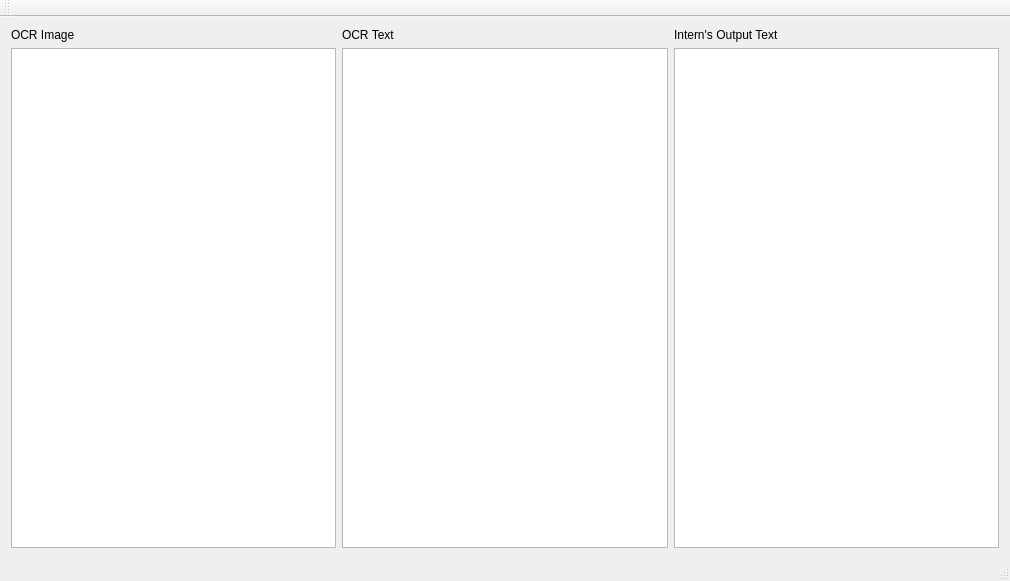
The window that FrameWorkCode/interndiffview.ui (UDAAN-LEAP/leap-pe-tool) describes before a commit, drawn with Qt 5.
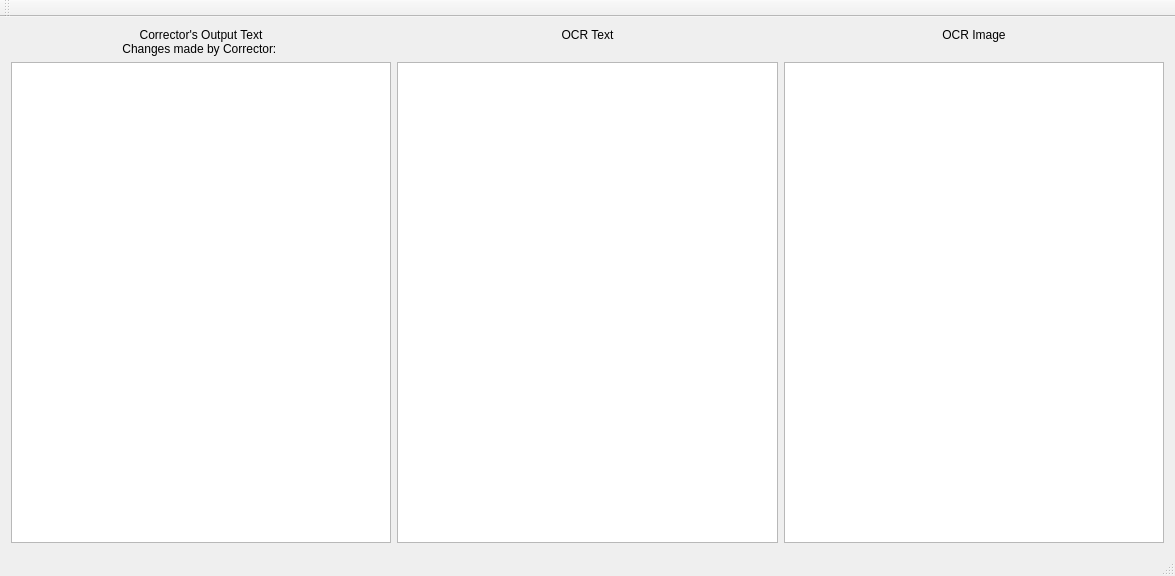
The same window after the commit.

The edit to the form file:
```diff
--- a/FrameWorkCode/interndiffview.ui
+++ b/FrameWorkCode/interndiffview.ui
@@ -6,76 +6,113 @@
    <rect>
     <x>0</x>
     <y>0</y>
-    <width>1010</width>
-    <height>581</height>
+    <width>1175</width>
+    <height>576</height>
    </rect>
   </property>
   <property name="windowTitle">
    <string>InternDiffView</string>
   </property>
   <widget class="QWidget" name="centralWidget">
-   <layout class="QGridLayout" name="gridLayout">
-    <item row="0" column="0">
-     <layout class="QHBoxLayout" name="horizontalLayout">
+   <layout class="QHBoxLayout" name="horizontalLayout">
+    <item>
+     <layout class="QVBoxLayout" name="verticalLayout_3">
       <item>
-       <layout class="QVBoxLayout" name="verticalLayout">
-        <item>
-         <widget class="QLabel" name="label">
-          <property name="text">
-           <string>OCR Image</string>
-          </property>
-         </widget>
-        </item>
-        <item>
-         <widget class="QGraphicsView" name="graphicsView"/>
-        </item>
-       </layout>
+       <widget class="QLabel" name="InternLabel">
+        <property name="text">
+         <string>Corrector's Output Text
+Changes made by Corrector: </string>
+        </property>
+        <property name="alignment">
+         <set>Qt::AlignCenter</set>
+        </property>
+       </widget>
       </item>
       <item>
-       <layout class="QVBoxLayout" name="verticalLayout_2">
-        <item>
-         <widget class="QLabel" name="label_2">
-          <property name="text">
-           <string>OCR Text</string>
-          </property>
-         </widget>
-        </item>
-        <item>
-         <widget class="QTextBrowser" name="ocroutput">
-          <property name="font">
-           <font>
-            <family>Shobhika Bold</family>
-            <pointsize>16</pointsize>
-            <weight>75</weight>
-            <bold>true</bold>
-           </font>
-          </property>
-         </widget>
-        </item>
-       </layout>
+       <widget class="QTextBrowser" name="current">
+        <property name="font">
+         <font>
+          <family>Shobhika</family>
+          <pointsize>14</pointsize>
+          <weight>75</weight>
+          <bold>true</bold>
+         </font>
+        </property>
+        <property name="html">
+         <string>&lt;!DOCTYPE HTML PUBLIC &quot;-//W3C//DTD HTML 4.0//EN&quot; &quot;http://www.w3.org/TR/REC-html40/strict.dtd&quot;&gt;
+&lt;html&gt;&lt;head&gt;&lt;meta name=&quot;qrichtext&quot; content=&quot;1&quot; /&gt;&lt;style type=&quot;text/css&quot;&gt;
+p, li { white-space: pre-wrap; }
+&lt;/style&gt;&lt;/head&gt;&lt;body style=&quot; font-family:'Shobhika'; font-size:14pt; font-weight:600; font-style:normal;&quot;&gt;
+&lt;p style=&quot;-qt-paragraph-type:empty; margin-top:0px; margin-bottom:0px; margin-left:0px; margin-right:0px; -qt-block-indent:0; text-indent:0px; font-size:11pt; font-weight:400;&quot;&gt;&lt;br /&gt;&lt;/p&gt;&lt;/body&gt;&lt;/html&gt;</string>
+        </property>
+       </widget>
       </item>
+     </layout>
+    </item>
+    <item>
+     <layout class="QVBoxLayout" name="verticalLayout">
       <item>
-       <layout class="QVBoxLayout" name="verticalLayout_3">
-        <item>
-         <widget class="QLabel" name="label_3">
-          <property name="text">
-           <string>Intern's Output Text</string>
-          </property>
-         </widget>
-        </item>
-        <item>
-         <widget class="QTextBrowser" name="current">
-          <property name="font">
-           <font>
-            <family>Shobhika Bold</family>
-            <pointsize>16</pointsize>
-            <weight>75</weight>
-            <bold>true</bold>
-           </font>
-          </property>
-         </widget>
-        </item>
-       </layout>
+       <widget class="QLabel" name="OCRtextLabel">
+        <property name="text">
+         <string>OCR Text
+ </string>
+        </property>
+        <property name="alignment">
+         <set>Qt::AlignCenter</set>
+        </property>
+       </widget>
+      </item>
+      <item>
+       <widget class="QTextBrowser" name="ocroutput">
+        <property name="font">
+         <font>
+          <family>Shobhika</family>
+          <pointsize>14</pointsize>
+          <weight>75</weight>
+          <bold>true</bold>
+         </font>
+        </property>
+        <property name="html">
+         <string>&lt;!DOCTYPE HTML PUBLIC &quot;-//W3C//DTD HTML 4.0//EN&quot; &quot;http://www.w3.org/TR/REC-html40/strict.dtd&quot;&gt;
+&lt;html&gt;&lt;head&gt;&lt;meta name=&quot;qrichtext&quot; content=&quot;1&quot; /&gt;&lt;style type=&quot;text/css&quot;&gt;
+p, li { white-space: pre-wrap; }
+&lt;/style&gt;&lt;/head&gt;&lt;body style=&quot; font-family:'Shobhika'; font-size:14pt; font-weight:600; font-style:normal;&quot;&gt;
+&lt;p style=&quot;-qt-paragraph-type:empty; margin-top:0px; margin-bottom:0px; margin-left:0px; margin-right:0px; -qt-block-indent:0; text-indent:0px; font-size:11pt; font-weight:400;&quot;&gt;&lt;br /&gt;&lt;/p&gt;&lt;/body&gt;&lt;/html&gt;</string>
+        </property>
+       </widget>
+      </item>
+     </layout>
+    </item>
+    <item>
+     <layout class="QVBoxLayout" name="verticalLayout_2">
+      <item>
+       <widget class="QLabel" name="label">
+        <property name="text">
+         <string>OCR Image
+ </string>
+        </property>
+        <property name="alignment">
+         <set>Qt::AlignCenter</set>
+        </property>
+       </widget>
+      </item>
+      <item>
+       <widget class="QGraphicsView" name="graphicsView">
+        <property name="font">
+         <font>
+          <family>Shobhika</family>
+          <pointsize>14</pointsize>
+          <weight>75</weight>
+          <bold>true</bold>
+         </font>
+        </property>
+        <property name="sizeAdjustPolicy">
+         <enum>QAbstractScrollArea::AdjustToContents</enum>
+        </property>
+        <property name="dragMode">
+         <enum>QGraphicsView::ScrollHandDrag</enum>
+        </property>
+       </widget>
       </item>
      </layout>
     </item>
```
Left out of the diff: 2 changed lines with no effect on the pictures.
